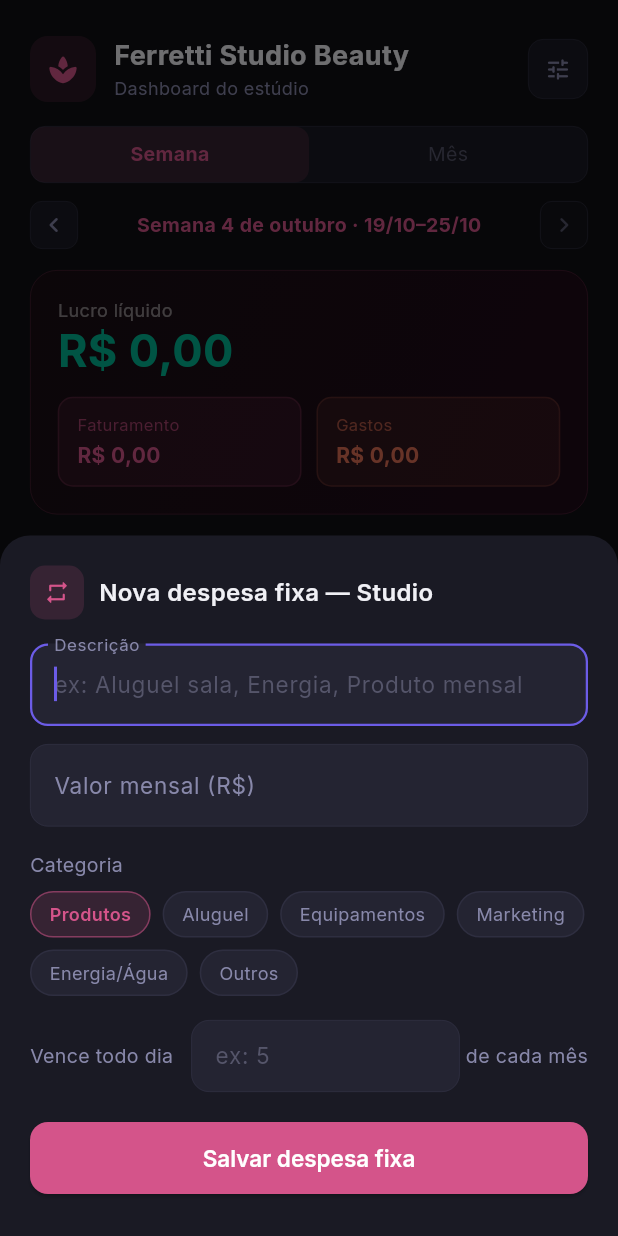
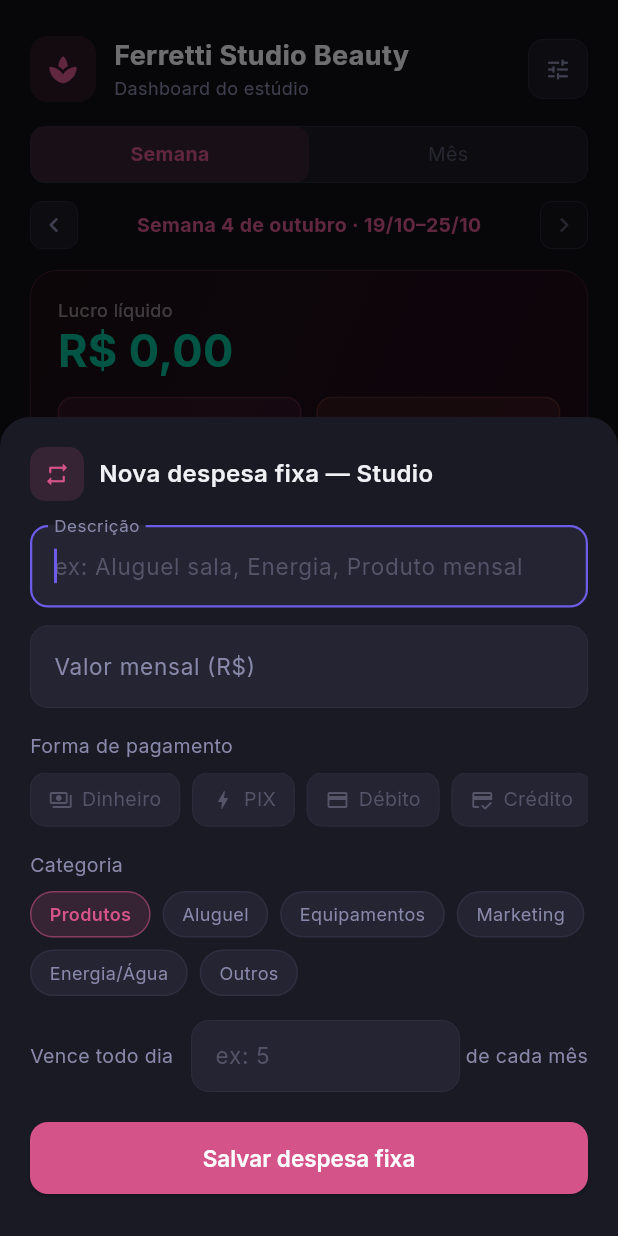
Before and after one commit to qsynkai/MultiSynk, a Flutter app: the StudioScreen screen opened directly, tab 4 chosen, after a tap on "Nova despesa fixa do studio", on a phone screen of 412 x 824 dp. Run offline on Flutter 3.47's test engine with Material 3 defaults, Android fonts, the phone set to English and light mode, and no system bars; our stand-ins replace connectivity_plus, flutter_dotenv, flutter_riverpod, flutter_svg, google_fonts, shared_preferences and 3 more; missing offline and left inert: home_widget; accounts and stored records are empty.

Commit message:
feat: add payment method and card to Studio fixed expenses
- Add payment_method and card_id columns to fixed_expenses table (v10)
- Studio fixed expense form now shows PaymentMethodSelector
- Card icon shown on fixed expense tiles when paid by credit card
- Allows assigning rent, energy bills etc. to a specific card

Co-Authored-By: Claude Opus 4.6 <noreply@anthropic.com>

```diff
--- a/lib/database/database_helper.dart
+++ b/lib/database/database_helper.dart
@@ -54,7 +54,7 @@ const _seedVehicles = [
 ];
 
 class DatabaseHelper {
-  static const schemaVersion = 9;
+  static const schemaVersion = 10;
 
   static final DatabaseHelper instance = DatabaseHelper._internal();
   DatabaseHelper._internal()
@@ -202,6 +202,14 @@ class DatabaseHelper {
     }
     if (oldVersion < 9) {
       await _addSyncSchema(db, stampExisting: true);
+    }
+    if (oldVersion < 10) {
+      if (!await _hasColumn(db, 'fixed_expenses', 'payment_method')) {
+        await db.execute('ALTER TABLE fixed_expenses ADD COLUMN payment_method TEXT');
+      }
+      if (!await _hasColumn(db, 'fixed_expenses', 'card_id')) {
+        await db.execute('ALTER TABLE fixed_expenses ADD COLUMN card_id TEXT');
+      }
     }
   }
 
@@ -371,7 +379,9 @@ class DatabaseHelper {
         category TEXT NOT NULL DEFAULT '',
         scope TEXT NOT NULL DEFAULT 'personal',
         is_active INTEGER NOT NULL DEFAULT 1,
-        due_day INTEGER NOT NULL DEFAULT 10
+        due_day INTEGER NOT NULL DEFAULT 10,
+        payment_method TEXT,
+        card_id TEXT
       )
     ''');
 
--- a/lib/models/fixed_expense.dart
+++ b/lib/models/fixed_expense.dart
@@ -1,4 +1,5 @@
 import 'map_utils.dart';
+import 'transaction.dart' show PaymentMethod;
 
 class FixedExpense {
   final String id;
@@ -8,6 +9,8 @@ class FixedExpense {
   final String scope; // 'studio' | 'personal'
   final bool isActive;
   final int dueDay;
+  final PaymentMethod? paymentMethod;
+  final String? cardId;
 
   const FixedExpense({
     required this.id,
@@ -17,6 +20,8 @@ class FixedExpense {
     required this.scope,
     this.isActive = true,
     this.dueDay = 10,
+    this.paymentMethod,
+    this.cardId,
   });
 
   Map<String, dynamic> toMap() => {
@@ -27,6 +32,8 @@ class FixedExpense {
     'scope': scope,
     'is_active': isActive ? 1 : 0,
     'due_day': dueDay,
+    'payment_method': paymentMethod?.name,
+    'card_id': cardId,
   };
 
   factory FixedExpense.fromMap(Map<String, dynamic> map) => FixedExpense(
@@ -37,6 +44,8 @@ class FixedExpense {
     scope: map['scope'] as String? ?? 'personal',
     isActive: asBool(map['is_active'], true),
     dueDay: asInt(map['due_day'], 10),
+    paymentMethod: enumByNameOrNull(PaymentMethod.values, map['payment_method']),
+    cardId: map['card_id'] as String?,
   );
 
   FixedExpense copyWith({bool? isActive}) => FixedExpense(
@@ -47,5 +56,7 @@ class FixedExpense {
     scope: scope,
     dueDay: dueDay,
     isActive: isActive ?? this.isActive,
+    paymentMethod: paymentMethod,
+    cardId: cardId,
   );
 }
--- a/lib/screens/studio_screen.dart
+++ b/lib/screens/studio_screen.dart
@@ -1411,6 +1411,9 @@ class _StudioFixedTab extends ConsumerWidget {
     final amountCtrl = TextEditingController();
     String category = _expenseCategories.first;
     int dueDay = 1;
+    PaymentMethod? paymentMethod;
+    PaymentCard? selectedCard;
+    int installments = 1;
 
     showModalBottomSheet(
       context: context,
@@ -1418,8 +1421,11 @@ class _StudioFixedTab extends ConsumerWidget {
       backgroundColor: AppColors.surface,
       shape: const RoundedRectangleBorder(borderRadius: BorderRadius.vertical(top: Radius.circular(20))),
       builder: (ctx) => StatefulBuilder(
-        builder: (ctx, setState) => Padding(
+        builder: (ctx, setState) {
+          final cards = ref.read(paymentCardProvider).cards;
+          return Padding(
             padding: EdgeInsets.fromLTRB(20, 20, 20, MediaQuery.of(ctx).viewInsets.bottom + 28),
+            child: SingleChildScrollView(
               child: Column(
                 mainAxisSize: MainAxisSize.min,
                 crossAxisAlignment: CrossAxisAlignment.start,
@@ -1449,6 +1455,17 @@ class _StudioFixedTab extends ConsumerWidget {
                     style: const TextStyle(color: AppColors.textPrimary),
                     decoration: const InputDecoration(labelText: 'Valor mensal (R\$)', hintText: '0,00'),
                     keyboardType: const TextInputType.numberWithOptions(decimal: true),
+                  ),
+                  const SizedBox(height: 16),
+                  // Forma de pagamento
+                  PaymentMethodSelector(
+                    selectedMethod: paymentMethod,
+                    selectedCard: selectedCard,
+                    cards: cards,
+                    installments: installments,
+                    onMethodChanged: (m) => setState(() { paymentMethod = m; if (m != PaymentMethod.credit) { selectedCard = null; installments = 1; } }),
+                    onCardChanged: (c) => setState(() => selectedCard = c),
+                    onInstallmentsChanged: (v) => setState(() => installments = v),
                   ),
                   const SizedBox(height: 16),
                   // Categoria
@@ -1502,6 +1519,8 @@ class _StudioFixedTab extends ConsumerWidget {
                         category: category,
                         scope: 'studio',
                         dueDay: dueDay.clamp(1, 28),
+                        paymentMethod: paymentMethod,
+                        cardId: selectedCard?.id,
                       ));
                       Navigator.pop(ctx);
                     },
@@ -1514,6 +1533,8 @@ class _StudioFixedTab extends ConsumerWidget {
                 ],
               ),
             ),
+          );
+        },
       ),
     );
   }
@@ -1578,6 +1599,10 @@ class _StudioFixedTile extends StatelessWidget {
                       const Text(' · ', style: TextStyle(color: AppColors.textMuted, fontSize: 11)),
                     if (expense.dueDay > 0)
                       Text('Vence dia ${expense.dueDay}', style: const TextStyle(color: AppColors.textMuted, fontSize: 11)),
+                    if (expense.paymentMethod == PaymentMethod.credit) ...[
+                      const Text(' · ', style: TextStyle(color: AppColors.textMuted, fontSize: 11)),
+                      Icon(Icons.credit_card, color: AppColors.textMuted.withOpacity(0.6), size: 12),
+                    ],
                   ],
                 ),
               ],
```
Lines whose indentation alone changed are shown as unchanged.
